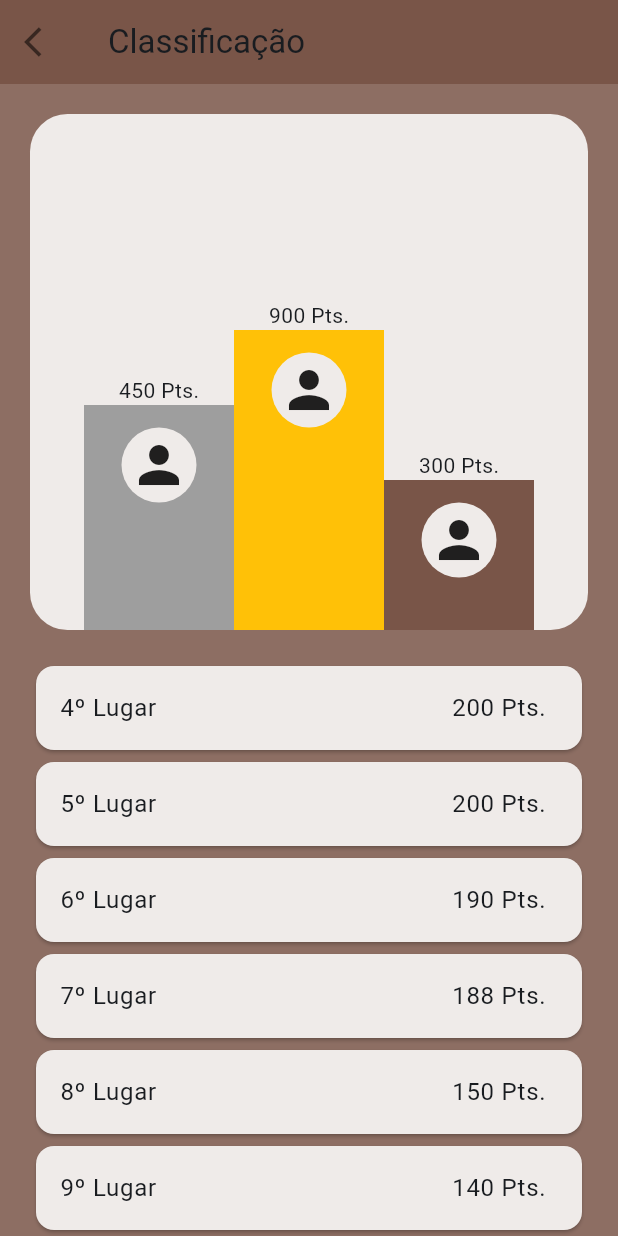
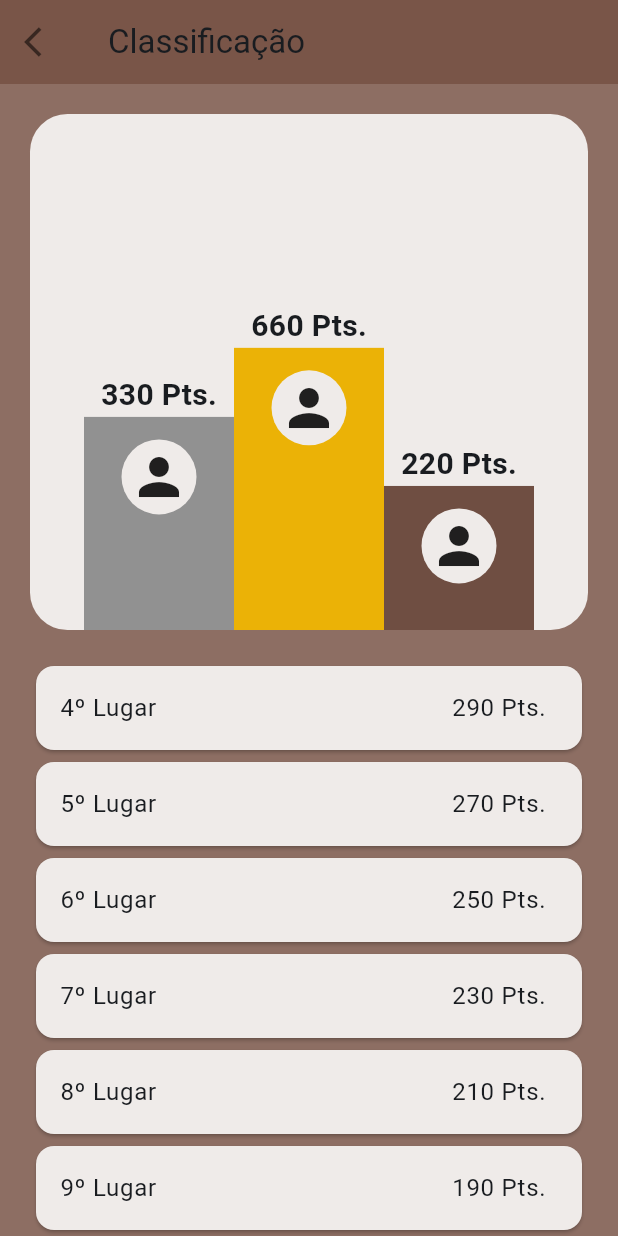
Before and after one commit to jeanarthur/app_perguntas_educacionais, a Flutter app: the screen it shows after launch, item 3 of the bottom bar chosen, on a phone screen of 412 x 824 dp. Run offline on Flutter 3.47's test engine with Material 3 defaults, Android fonts, the phone set to English and light mode, and no system bars; our stand-ins replace go_router.

Commit message:
feat: adiciona animacao ao podium

```diff
--- a/lib/ui/ranking/widgets/ranking_list.dart
+++ b/lib/ui/ranking/widgets/ranking_list.dart
@@ -11,50 +11,20 @@ class RankingList extends StatelessWidget {
       child: Padding(
         padding: EdgeInsets.symmetric(horizontal: 20),
           child: ListView(
-          children: [
-            Card(color: Colors.brown[50], child: ListTile(title: Row(
-              mainAxisAlignment: MainAxisAlignment.spaceBetween,
-              children: [
-                Text('4º Lugar'),
-                Text('200 Pts.')
-              ],
-            ))),
-            Card(color: Colors.brown[50], child: ListTile(title: Row(
-              mainAxisAlignment: MainAxisAlignment.spaceBetween,
-              children: [
-                Text('5º Lugar'),
-                Text('200 Pts.')
-              ],
-            ))),
-            Card(color: Colors.brown[50], child: ListTile(title: Row(
-              mainAxisAlignment: MainAxisAlignment.spaceBetween,
-              children: [
-                Text('6º Lugar'),
-                Text('190 Pts.')
-              ],
-            ))),
-            Card(color: Colors.brown[50], child: ListTile(title: Row(
-              mainAxisAlignment: MainAxisAlignment.spaceBetween,
-              children: [
-                Text('7º Lugar'),
-                Text('188 Pts.')
-              ],
-            ))),
-            Card(color: Colors.brown[50], child: ListTile(title: Row(
-              mainAxisAlignment: MainAxisAlignment.spaceBetween,
-              children: [
-                Text('8º Lugar'),
-                Text('150 Pts.')
-              ],
-            ))),
-            Card(color: Colors.brown[50], child: ListTile(title: Row(
-              mainAxisAlignment: MainAxisAlignment.spaceBetween,
-              children: [
-                Text('9º Lugar'),
-                Text('140 Pts.')
-              ],
-            ))),
-          ],
+          children: List.generate(10, (index) {
+              return Card(
+                color: Colors.brown[50],
+                child: ListTile(
+                  title: Row(
+                    mainAxisAlignment: MainAxisAlignment.spaceBetween,
+                    children: [
+                      Text('${index + 4}º Lugar'),
+                      Text('${290 - index * 20} Pts.')
+                    ],
+                  )
+                )
+              );
+            }),
         ),
       ),
     );
--- a/lib/ui/ranking/widgets/ranking_podium.dart
+++ b/lib/ui/ranking/widgets/ranking_podium.dart
@@ -1,9 +1,38 @@
+import 'dart:developer';
+
 import 'package:flutter/material.dart';
 
-class RankingPodium extends StatelessWidget {
+class RankingPodium extends StatefulWidget {
   const RankingPodium({
     super.key,
   });
+
+  @override
+  State<RankingPodium> createState() => _RankingPodiumState();
+}
+
+class _RankingPodiumState extends State<RankingPodium> {
+
+  double _baseHeight = 0;
+  Color _firstColor = Colors.black;
+  Color _secondColor = Colors.black;
+  Color _thirdColor = Colors.black;
+
+  @override
+  void initState() {
+    super.initState();
+    WidgetsBinding.instance.addPostFrameCallback((_) {
+      setState(() {
+        log("Animation dispatch");
+        _baseHeight = 50;
+
+        _firstColor = Colors.amber;
+        _secondColor = Colors.grey;
+        _thirdColor = Colors.brown;
+
+      });
+    });
+  }
 
   @override
   Widget build(BuildContext context) {
@@ -22,10 +51,21 @@ class RankingPodium extends StatelessWidget {
               Column(
                 mainAxisAlignment: MainAxisAlignment.end,
                 children: [
-                  Text("450 Pts."),
-                  Container(
-                    color: Colors.grey,
-                    height: 150,
+                  TweenAnimationBuilder(
+                    tween: IntTween(
+                      begin: 0,
+                      end: 450
+                    ),
+                    duration: Duration(milliseconds: 1500),
+                    builder: (context, value, child) {
+                      return Text("$value Pts.", style: TextStyle(fontSize: 20, fontWeight: FontWeight.bold));
+                    }
+                  ),
+                  AnimatedContainer(
+                    duration: Duration(milliseconds: 1500),
+                    curve: Curves.fastOutSlowIn,
+                    color: _secondColor,
+                    height: 50 + _baseHeight * 2,
                     width: 100,
                     child: Padding(
                       padding: EdgeInsets.all(15),
@@ -51,10 +91,21 @@ class RankingPodium extends StatelessWidget {
               Column(
                 mainAxisAlignment: MainAxisAlignment.end,
                 children: [
-                  Text("900 Pts."),
-                  Container(
-                    color: Colors.amber,
-                    height: 200,
+                  TweenAnimationBuilder(
+                    tween: IntTween(
+                      begin: 0,
+                      end: 900
+                    ),
+                    duration: Duration(milliseconds: 1500),
+                    builder: (context, value, child) {
+                      return Text("$value Pts.", style: TextStyle(fontSize: 20, fontWeight: FontWeight.bold));
+                    }
+                  ),
+                  AnimatedContainer(
+                    duration: Duration(milliseconds: 1500),
+                    curve: Curves.fastOutSlowIn,
+                    color: _firstColor,
+                    height: 50 + _baseHeight * 3,
                     width: 100,
                     child: Padding(
                       padding: EdgeInsets.all(15),
@@ -80,10 +131,21 @@ class RankingPodium extends StatelessWidget {
               Column(
                 mainAxisAlignment: MainAxisAlignment.end,
                 children: [
-                  Text("300 Pts."),
-                  Container(
-                    color: Colors.brown,
-                    height: 100,
+                  TweenAnimationBuilder(
+                    tween: IntTween(
+                      begin: 0,
+                      end: 300
+                    ),
+                    duration: Duration(milliseconds: 1500),
+                    builder: (context, value, child) {
+                      return Text("$value Pts.", style: TextStyle(fontSize: 20, fontWeight: FontWeight.bold));
+                    }
+                  ),
+                  AnimatedContainer(
+                    duration: Duration(milliseconds: 1500),
+                    curve: Curves.fastOutSlowIn,
+                    color: _thirdColor,
+                    height: 50 + _baseHeight,
                     width: 100,
                     child: Padding(
                       padding: EdgeInsets.all(15),
```
